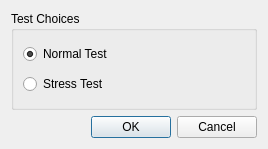
This is neurolabi/gui/dialogs/ztestoptiondialog.ui in janelia-flyem/NeuTu as Qt 5 draws it before an edit. The edited form follows.
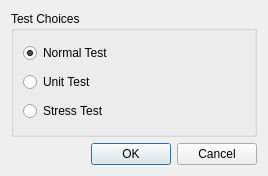
This is the edited form.

The edit to the form file:
```diff
--- a/neurolabi/gui/dialogs/ztestoptiondialog.ui
+++ b/neurolabi/gui/dialogs/ztestoptiondialog.ui
@@ -7,7 +7,7 @@
     <x>0</x>
     <y>0</y>
     <width>268</width>
-    <height>149</height>
+    <height>176</height>
    </rect>
   </property>
   <property name="windowTitle">
@@ -30,6 +30,13 @@
         </property>
        </widget>
       </item>
+      <item>
+       <widget class="QRadioButton" name="unitTestRadioButton">
+        <property name="text">
+         <string>Unit Test</string>
+        </property>
+       </widget>
+      </item>
       <item>
        <widget class="QRadioButton" name="stressTestRadioButton">
         <property name="text">
```
Left out of the diff: 1 changed line with no effect on the pictures.
